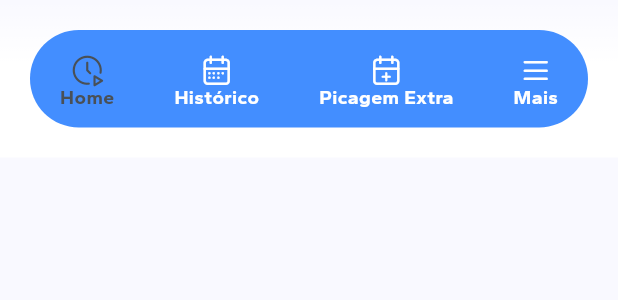
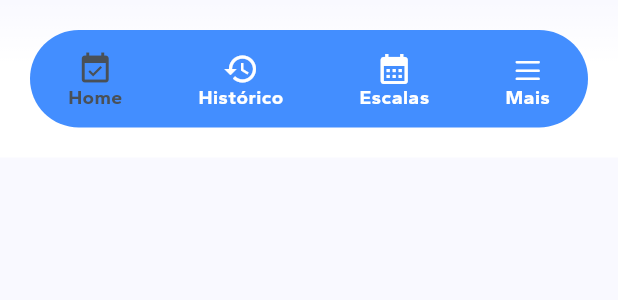
Before and after one commit to valuedate/application-turno-mobile, a Flutter app: the CustomBottomBar widget shown alone on an empty page, opened directly with empty values, on a phone screen of 412 x 824 dp. Shown: the top 300 px of the screen. Run offline on Flutter 3.47's test engine with Material 3 defaults, Android fonts, the phone set to English and light mode, and no system bars; our stand-ins replace geolocator, modal_bottom_sheet, permission_handler, shared_preferences; missing offline and left inert: gradient_circular_progress_indicator; accounts and stored records are empty; generated files the repository leaves out were written again.

Commit message:
bug fix and enhancements

```diff
--- a/lib/components/bottom_bar.dart
+++ b/lib/components/bottom_bar.dart
@@ -36,7 +36,7 @@ class CustomBottomBar extends StatelessWidget {
                 mainAxisAlignment: MainAxisAlignment.center,
                 children: [
                   Icon(
-                    MyIcon.init,
+                    Icons.event_available,
                     size: 24,
                     color:
                         (indexActive == 0) ? ThemeStyle.darkGray : Colors.white,
@@ -62,7 +62,7 @@ class CustomBottomBar extends StatelessWidget {
                 mainAxisAlignment: MainAxisAlignment.center,
                 children: [
                   Icon(
-                    MyIcon.calendar,
+                    Icons.history,
                     size: 24,
                     color:
                         (indexActive == 1) ? ThemeStyle.darkGray : Colors.white,
@@ -88,13 +88,13 @@ class CustomBottomBar extends StatelessWidget {
                 mainAxisAlignment: MainAxisAlignment.center,
                 children: [
                   Icon(
-                    MyIcon.extra,
+                    Icons.calendar_month,
                     size: 24,
                     color:
                         (indexActive == 2) ? ThemeStyle.darkGray : Colors.white,
                   ),
                   Text(
-                    AppLocalizations.of(context)!.shift_extra,
+                    AppLocalizations.of(context)!.scales,
                     style: ThemeStyle.textStyle(
                       fontSize: 13,
                       fontWeight: FontWeight.w700,
--- a/lib/l10n/app_en.arb
+++ b/lib/l10n/app_en.arb
@@ -54,6 +54,7 @@
   "rating_and_note": "Avaliação e Notas",
   "sat": "Sab",
   "save_data": "Guardar Dados",
+  "scales": "Escalas",
   "see_history": "Ver Histórico",
   "see_shift": "Ver Escalas",
   "select_a_team": "Selecione uma Equipa",
--- a/lib/l10n/app_es.arb
+++ b/lib/l10n/app_es.arb
@@ -54,6 +54,7 @@
   "rating_and_note": "Avaliação e Notas",
   "sat": "Sab",
   "save_data": "Guardar Dados",
+  "scales": "Escalas",
   "see_history": "Ver Histórico",
   "see_shift": "Ver Escalas",
   "select_a_team": "Selecione uma Equipa",
--- a/lib/l10n/app_fr.arb
+++ b/lib/l10n/app_fr.arb
@@ -54,6 +54,7 @@
   "rating_and_note": "Avaliação e Notas",
   "sat": "Sab",
   "save_data": "Guardar Dados",
+  "scales": "Escalas",
   "see_history": "Ver Histórico",
   "see_shift": "Ver Escalas",
   "select_a_team": "Selecione uma Equipa",
--- a/lib/l10n/app_pt.arb
+++ b/lib/l10n/app_pt.arb
@@ -56,6 +56,7 @@
   "save_data": "Guardar Dados",
   "see_history": "Ver Histórico",
   "see_shift": "Ver Escalas",
+  "scales": "Escalas",
   "select_a_team": "Selecione uma Equipa",
   "sep": "Set",
   "shift": "Histórico",
--- a/lib/utils/icons.dart
+++ b/lib/utils/icons.dart
@@ -15,4 +15,37 @@ class MyIcon {
   static const extra = IconData(0xe91b, fontFamily: 'Icons', fontPackage: null);
   static const menu = IconData(0xe911, fontFamily: 'Icons', fontPackage: null);
   static const lunch = IconData(0xe920, fontFamily: 'Icons', fontPackage: null);
+
+  // Added time-related icons
+  static const clock = IconData(0xe924, fontFamily: 'Icons', fontPackage: null);
+  static const timer = IconData(0xe925, fontFamily: 'Icons', fontPackage: null);
+  static const hourglass =
+      IconData(0xe926, fontFamily: 'Icons', fontPackage: null);
+  static const alarm = IconData(0xe927, fontFamily: 'Icons', fontPackage: null);
+  static const time_add =
+      IconData(0xe928, fontFamily: 'Icons', fontPackage: null);
+
+  // Added calendar-related icons
+  static const calendar_month =
+      IconData(0xe929, fontFamily: 'Icons', fontPackage: null);
+  static const calendar_week =
+      IconData(0xe92a, fontFamily: 'Icons', fontPackage: null);
+  static const calendar_day =
+      IconData(0xe92b, fontFamily: 'Icons', fontPackage: null);
+  static const calendar_add =
+      IconData(0xe92c, fontFamily: 'Icons', fontPackage: null);
+  static const calendar_check =
+      IconData(0xe92d, fontFamily: 'Icons', fontPackage: null);
+
+  // Added history-related icons
+  static const history =
+      IconData(0xe92e, fontFamily: 'Icons', fontPackage: null);
+  static const recent =
+      IconData(0xe92f, fontFamily: 'Icons', fontPackage: null);
+  static const time_history =
+      IconData(0xe930, fontFamily: 'Icons', fontPackage: null);
+  static const activity_log =
+      IconData(0xe931, fontFamily: 'Icons', fontPackage: null);
+  static const event_history =
+      IconData(0xe932, fontFamily: 'Icons', fontPackage: null);
 }
--- a/lib/views/mainScreens/main_screens.dart
+++ b/lib/views/mainScreens/main_screens.dart
@@ -23,7 +23,7 @@ class _MainScreensState extends State<MainScreens> {
 
   Future<void> _launchUrl() async {
     // Replace this URL with your help page URL
-    final Uri url = Uri.parse('https://www.turno.cloud/kb');
+    final Uri url = Uri.parse('https://turno.pt/blog/view/61/');
 
     if (!await launchUrl(
       url,
```
Also changed, not shown: lib/components/app_bar.dart (+33 -10 lines), lib/components/footer.dart (+30 -3 lines), lib/views/profile.dart (added).
